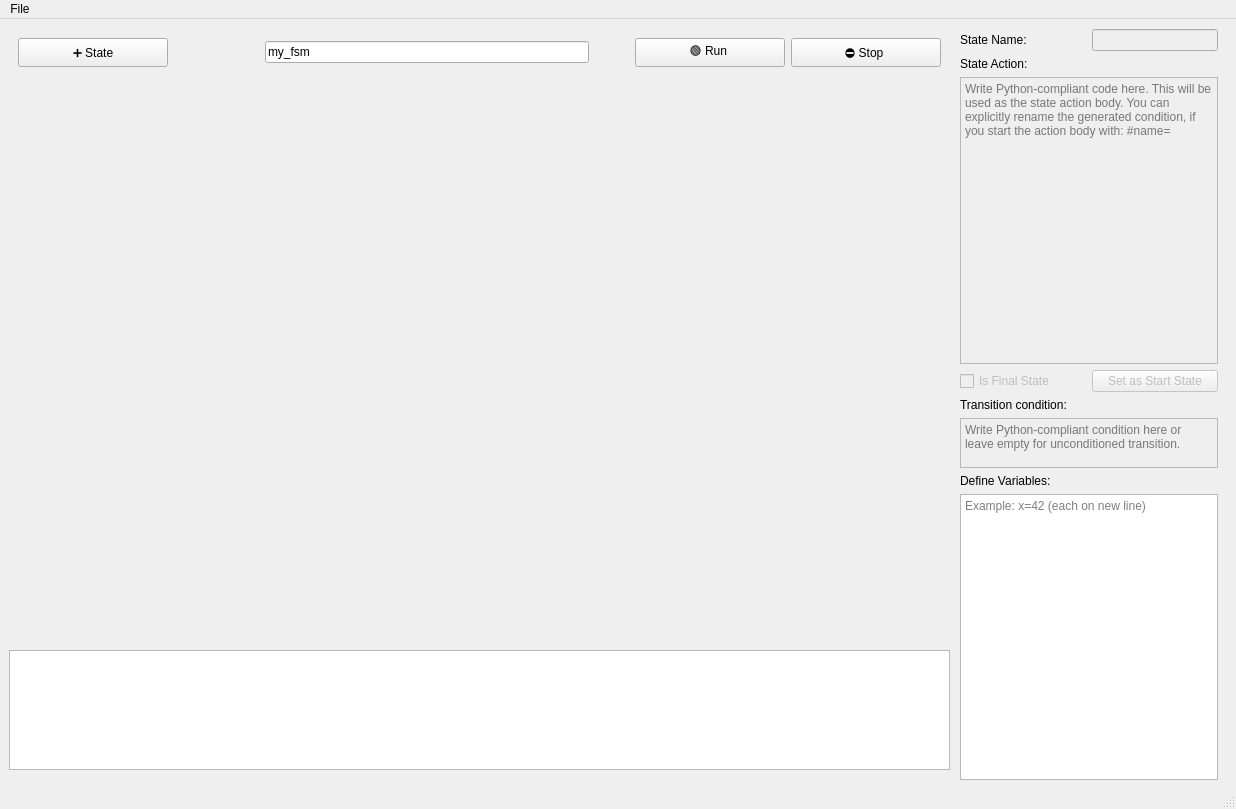
Above: src/mainwindow.ui from JosefAmbruz/ICP-projekt before the change. Below: the same form after it.
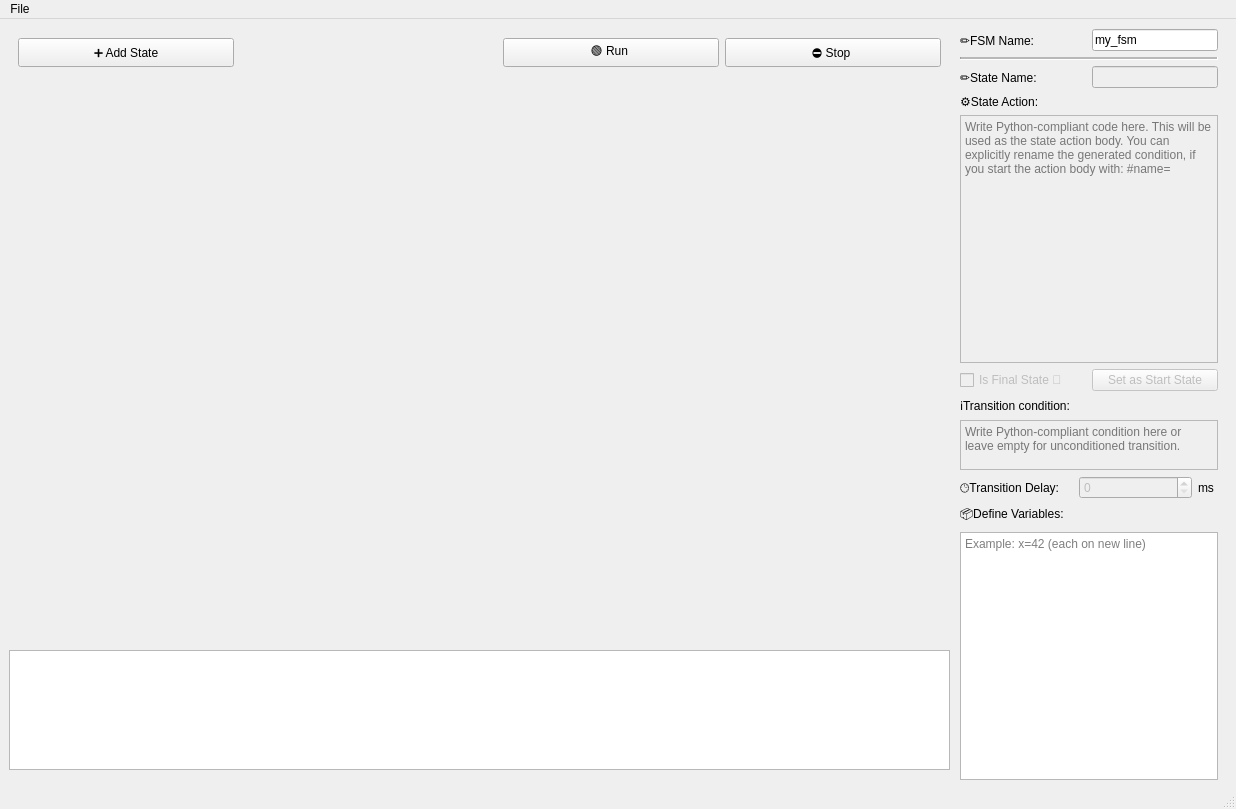
That is the form after the change.

Commit message: add ui for delay, add emojis to ui

```diff
--- a/src/mainwindow.ui
+++ b/src/mainwindow.ui
@@ -24,6 +24,46 @@
      </rect>
     </property>
     <layout class="QVBoxLayout" name="vl_sidepanel">
+     <item>
+      <layout class="QHBoxLayout" name="horizontalLayout_6">
+       <item>
+        <widget class="QLabel" name="label_4">
+         <property name="text">
+          <string>✏️FSM Name:</string>
+         </property>
+        </widget>
+       </item>
+       <item>
+        <widget class="QLineEdit" name="lineEdit_fsmName">
+         <property name="sizePolicy">
+          <sizepolicy hsizetype="Preferred" vsizetype="Fixed">
+           <horstretch>0</horstretch>
+           <verstretch>0</verstretch>
+          </sizepolicy>
+         </property>
+         <property name="text">
+          <string>my_fsm</string>
+         </property>
+         <property name="maxLength">
+          <number>20</number>
+         </property>
+        </widget>
+       </item>
+      </layout>
+     </item>
+     <item>
+      <widget class="Line" name="line">
+       <property name="lineWidth">
+        <number>1</number>
+       </property>
+       <property name="midLineWidth">
+        <number>2</number>
+       </property>
+       <property name="orientation">
+        <enum>Qt::Horizontal</enum>
+       </property>
+      </widget>
+     </item>
      <item>
       <layout class="QHBoxLayout" name="horizontalLayout">
        <item>
@@ -32,7 +72,7 @@
           <bool>true</bool>
          </property>
          <property name="text">
-          <string>State Name:</string>
+          <string>✏️State Name:</string>
          </property>
         </widget>
        </item>
@@ -60,7 +100,7 @@
      <item>
       <widget class="QLabel" name="label_2">
        <property name="text">
-        <string>State Action:</string>
+        <string>⚙️State Action:</string>
        </property>
       </widget>
      </item>
@@ -79,8 +119,8 @@
 hr { height: 1px; border-width: 0; }
 li.unchecked::marker { content: &quot;\2610&quot;; }
 li.checked::marker { content: &quot;\2612&quot;; }
-&lt;/style&gt;&lt;/head&gt;&lt;body style=&quot; font-family:'Sans Serif'; font-size:9pt; font-weight:400; font-style:normal;&quot;&gt;
-&lt;p style=&quot;-qt-paragraph-type:empty; margin-top:0px; margin-bottom:0px; margin-left:0px; margin-right:0px; -qt-block-indent:0; text-indent:0px; font-family:'Segoe UI';&quot;&gt;&lt;br /&gt;&lt;/p&gt;&lt;/body&gt;&lt;/html&gt;</string>
+&lt;/style&gt;&lt;/head&gt;&lt;body style=&quot; font-family:'Segoe UI'; font-size:9pt; font-weight:400; font-style:normal;&quot;&gt;
+&lt;p style=&quot;-qt-paragraph-type:empty; margin-top:0px; margin-bottom:0px; margin-left:0px; margin-right:0px; -qt-block-indent:0; text-indent:0px;&quot;&gt;&lt;br /&gt;&lt;/p&gt;&lt;/body&gt;&lt;/html&gt;</string>
        </property>
        <property name="placeholderText">
         <string>Write Python-compliant code here. This will be used as the state action body. You can explicitly rename the generated condition, if you start the action body with: #name=&lt;yourfunctionname&gt;</string>
@@ -95,7 +135,7 @@
           <bool>false</bool>
          </property>
          <property name="text">
-          <string>Is Final State</string>
+          <string>Is Final State 🏁</string>
          </property>
         </widget>
        </item>
@@ -114,7 +154,7 @@
      <item>
       <widget class="QLabel" name="label_connCode">
        <property name="text">
-        <string>Transition condition:</string>
+        <string>ℹ️Transition condition:</string>
        </property>
       </widget>
      </item>
@@ -146,10 +186,44 @@
        </property>
       </widget>
      </item>
+     <item>
+      <layout class="QHBoxLayout" name="horizontalLayout_5">
+       <item>
+        <widget class="QLabel" name="label_5">
+         <property name="text">
+          <string>🕒Transition Delay:</string>
+         </property>
+        </widget>
+       </item>
+       <item>
+        <widget class="QSpinBox" name="spinBox_transDelayMs">
+         <property name="enabled">
+          <bool>false</bool>
+         </property>
+         <property name="maximum">
+          <number>10000</number>
+         </property>
+        </widget>
+       </item>
+       <item>
+        <widget class="QLabel" name="label_6">
+         <property name="maximumSize">
+          <size>
+           <width>20</width>
+           <height>16777215</height>
+          </size>
+         </property>
+         <property name="text">
+          <string>ms</string>
+         </property>
+        </widget>
+       </item>
+      </layout>
+     </item>
      <item>
       <widget class="QLabel" name="label_3">
        <property name="text">
-        <string>Define Variables:</string>
+        <string>📦Define Variables:</string>
        </property>
       </widget>
      </item>
@@ -205,7 +279,7 @@
            </size>
           </property>
           <property name="text">
-           <string>➕ State</string>
+           <string>➕ Add State</string>
           </property>
           <property name="checkable">
            <bool>false</bool>
@@ -224,14 +298,7 @@
            <bool>true</bool>
           </property>
           <property name="text">
-           <string> </string>
-          </property>
-         </widget>
-        </item>
-        <item>
-         <widget class="QLineEdit" name="lineEdit_fsmName">
-          <property name="text">
-           <string>my_fsm</string>
+           <string/>
           </property>
          </widget>
         </item>
```
Left out of the diff: 10 changed lines with no effect on the pictures. The commit also changes 4 other files.
